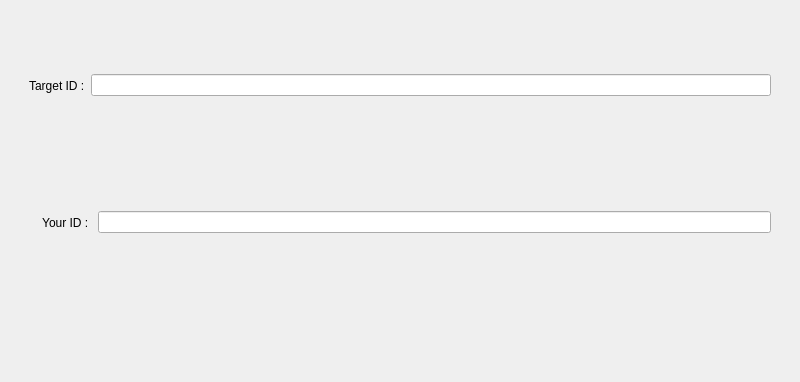
Before: the Qt Designer form UI/MainWidget/MainWidget.ui in XQQYT/XqqytDesktop, drawn with Qt 5; both pictures show x 0 to 800 and y 0 to 382 of the 800 by 600 pixel window.
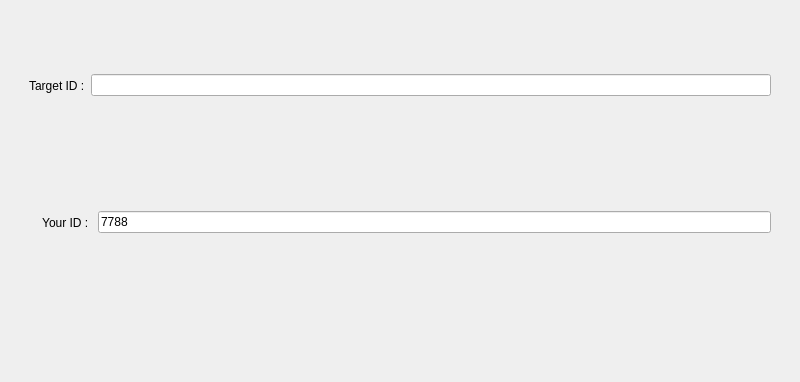
After: the same form once the commit is applied.

```diff
--- a/UI/MainWidget/MainWidget.ui
+++ b/UI/MainWidget/MainWidget.ui
@@ -46,7 +46,7 @@
          <item>
           <widget class="QLineEdit" name="lineEdit_id">
            <property name="text">
-            <string/>
+            <string>7788</string>
            </property>
           </widget>
          </item>
```
